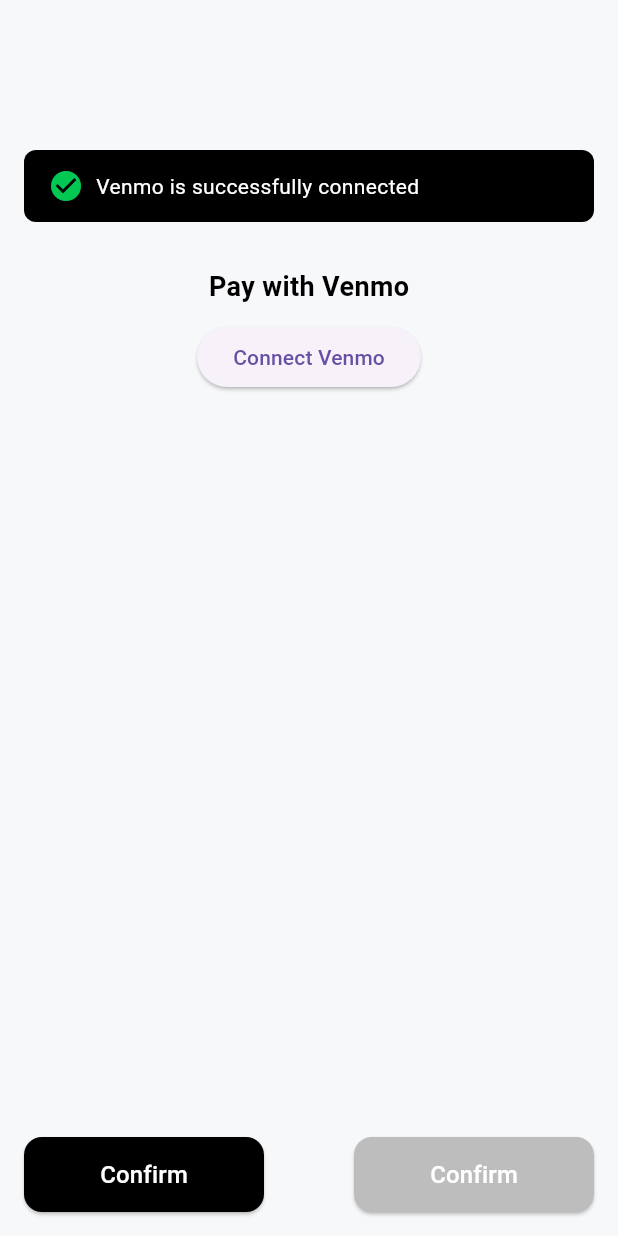
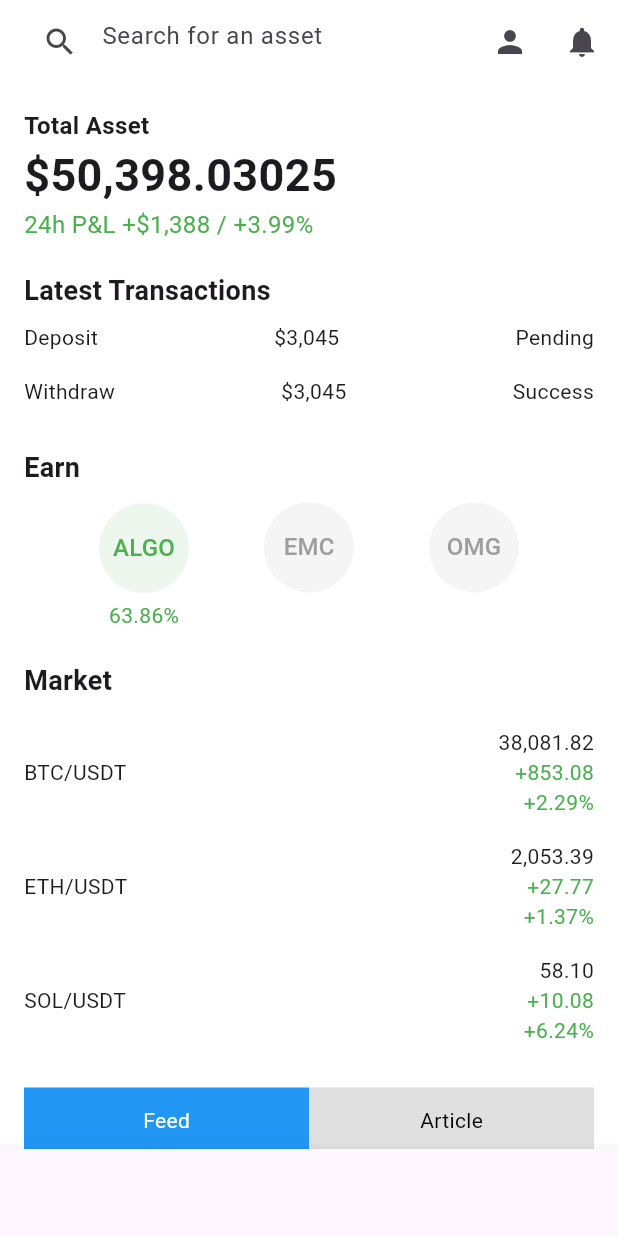
Before and after one commit to North-Star-Metrics-dev/ntsmetrics, a Flutter app: the screen it shows after launch, on a phone screen of 412 x 824 dp. Run offline on Flutter 3.47's test engine with Material 3 defaults, Android fonts, the phone set to English and light mode, and no system bars; our stand-ins replace pin_code_fields; project files that could hold a hidden picture were left out.

Commit message:
dashboard
dashboard screen

```diff
--- a/lib/dashboard/view/dashboard_screen.dart
+++ b/lib/dashboard/view/dashboard_screen.dart
@@ -0,0 +1,175 @@
+import 'package:flutter/material.dart';
+
+
+class DashboardScreen extends StatelessWidget {
+  @override
+  Widget build(BuildContext context) {
+    return Scaffold(
+      backgroundColor: Colors.white,
+      appBar: AppBar(
+        backgroundColor: Colors.white,
+        elevation: 0,
+        title: TextField(
+          decoration: InputDecoration(
+            hintText: 'Search for an asset',
+            border: InputBorder.none,
+            prefixIcon: Icon(Icons.search),
+          ),
+        ),
+        actions: [
+          IconButton(icon: Icon(Icons.person), onPressed: () {}),
+          IconButton(icon: Icon(Icons.notifications), onPressed: () {}),
+        ],
+      ),
+      body: SingleChildScrollView(
+        padding: EdgeInsets.all(16),
+        child: Column(
+          crossAxisAlignment: CrossAxisAlignment.start,
+          children: [
+            // Total Asset
+            Text(
+              'Total Asset',
+              style: TextStyle(fontSize: 16, fontWeight: FontWeight.bold),
+            ),
+            Text(
+              '\$50,398.03025',
+              style: TextStyle(fontSize: 30, fontWeight: FontWeight.bold),
+            ),
+            Text(
+              '24h P&L +\$1,388 / +3.99%',
+              style: TextStyle(color: Colors.green, fontSize: 16),
+            ),
+            SizedBox(height: 20),
+
+            // Latest Transactions
+            Text(
+              'Latest Transactions',
+              style: TextStyle(fontSize: 18, fontWeight: FontWeight.bold),
+            ),
+            _buildTransactionRow('Deposit', '\$3,045', 'Pending'),
+            _buildTransactionRow('Withdraw', '\$3,045', 'Success'),
+            SizedBox(height: 20),
+
+            // Earn Section
+            Text(
+              'Earn',
+              style: TextStyle(fontSize: 18, fontWeight: FontWeight.bold),
+            ),
+            SizedBox(height: 10),
+            Row(
+              mainAxisAlignment: MainAxisAlignment.spaceEvenly,
+              children: [
+                _buildEarnTile('ALGO', '63.86%', Colors.green),
+                _buildEarnTile('EMC', '', Colors.grey),
+                _buildEarnTile('OMG', '', Colors.grey),
+              ],
+            ),
+            SizedBox(height: 20),
+
+            // Market Section
+            Text(
+              'Market',
+              style: TextStyle(fontSize: 18, fontWeight: FontWeight.bold),
+            ),
+            SizedBox(height: 10),
+            _buildMarketRow('BTC/USDT', '38,081.82', '+853.08', '+2.29%'),
+            _buildMarketRow('ETH/USDT', '2,053.39', '+27.77', '+1.37%'),
+            _buildMarketRow('SOL/USDT', '58.10', '+10.08', '+6.24%'),
+            SizedBox(height: 20),
+
+            // Feed Section
+            Row(
+              children: [
+                Expanded(child: _buildFeedTab('Feed', true)),
+                Expanded(child: _buildFeedTab('Article', false)),
+              ],
+            ),
+            _buildFeedPost(
+                'Emily Bogdanović', '@emibovic', 'Crypto Winter or Bullish Cheer? 🎄'),
+          ],
+        ),
+      ),
+      bottomNavigationBar: BottomNavigationBar(
+        items: [
+          BottomNavigationBarItem(icon: Icon(Icons.dashboard), label: 'Dashboard'),
+          BottomNavigationBarItem(icon: Icon(Icons.bar_chart), label: 'Market'),
+          BottomNavigationBarItem(icon: Icon(Icons.account_balance_wallet), label: 'Wallet'),
+          BottomNavigationBarItem(icon: Icon(Icons.money), label: 'Earn'),
+          BottomNavigationBarItem(icon: Icon(Icons.people), label: 'Community'),
+        ],
+      ),
+    );
+  }
+
+  Widget _buildTransactionRow(String title, String amount, String status) {
+    return Padding(
+      padding: EdgeInsets.symmetric(vertical: 8),
+      child: Row(
+        mainAxisAlignment: MainAxisAlignment.spaceBetween,
+        children: [
+          Text(title),
+          Text(amount),
+          Text(status),
+        ],
+      ),
+    );
+  }
+
+  Widget _buildEarnTile(String title, String percentage, Color color) {
+    return Column(
+      children: [
+        CircleAvatar(
+          radius: 30,
+          backgroundColor: color.withOpacity(0.1),
+          child: Text(
+            title,
+            style: TextStyle(color: color),
+          ),
+        ),
+        SizedBox(height: 5),
+        Text(percentage, style: TextStyle(color: color)),
+      ],
+    );
+  }
+
+  Widget _buildMarketRow(String pair, String price, String change, String percentage) {
+    return Padding(
+      padding: EdgeInsets.symmetric(vertical: 8),
+      child: Row(
+        mainAxisAlignment: MainAxisAlignment.spaceBetween,
+        children: [
+          Text(pair),
+          Column(
+            crossAxisAlignment: CrossAxisAlignment.end,
+            children: [
+              Text(price),
+              Text(change, style: TextStyle(color: Colors.green)),
+              Text(percentage, style: TextStyle(color: Colors.green)),
+            ],
+          ),
+        ],
+      ),
+    );
+  }
+
+  Widget _buildFeedTab(String title, bool isActive) {
+    return Container(
+      padding: EdgeInsets.symmetric(vertical: 12),
+      alignment: Alignment.center,
+      decoration: BoxDecoration(
+        color: isActive ? Colors.blue : Colors.grey[300],
+      ),
+      child: Text(title, style: TextStyle(color: isActive ? Colors.white : Colors.black)),
+    );
+  }
+
+  Widget _buildFeedPost(String name, String handle, String content) {
+    return Column(
+      crossAxisAlignment: CrossAxisAlignment.start,
+      children: [
+        Text('$name ($handle)', style: TextStyle(fontWeight: FontWeight.bold)),
+        Text(content),
+      ],
+    );
+  }
+}
--- a/lib/splash/view/splash_screen.dart
+++ b/lib/splash/view/splash_screen.dart
@@ -1,5 +1,6 @@
 import 'package:flutter/material.dart';
 import 'package:ntsmetrics/account/view/account_screen.dart';
+import 'package:ntsmetrics/dashboard/view/dashboard_screen.dart';
 import 'package:ntsmetrics/forgotpasswprd/view/forgot_password_screen.dart';
 import 'dart:async';
 
@@ -21,7 +22,7 @@
       Navigator.pushReplacement(
         context,
         // MaterialPageRoute(builder: (context) => HomeScreen()),
-         MaterialPageRoute(builder: (context) => VenmoPaymentScreen()),
+         MaterialPageRoute(builder: (context) => DashboardScreen()),
       );
     });
   }
```
